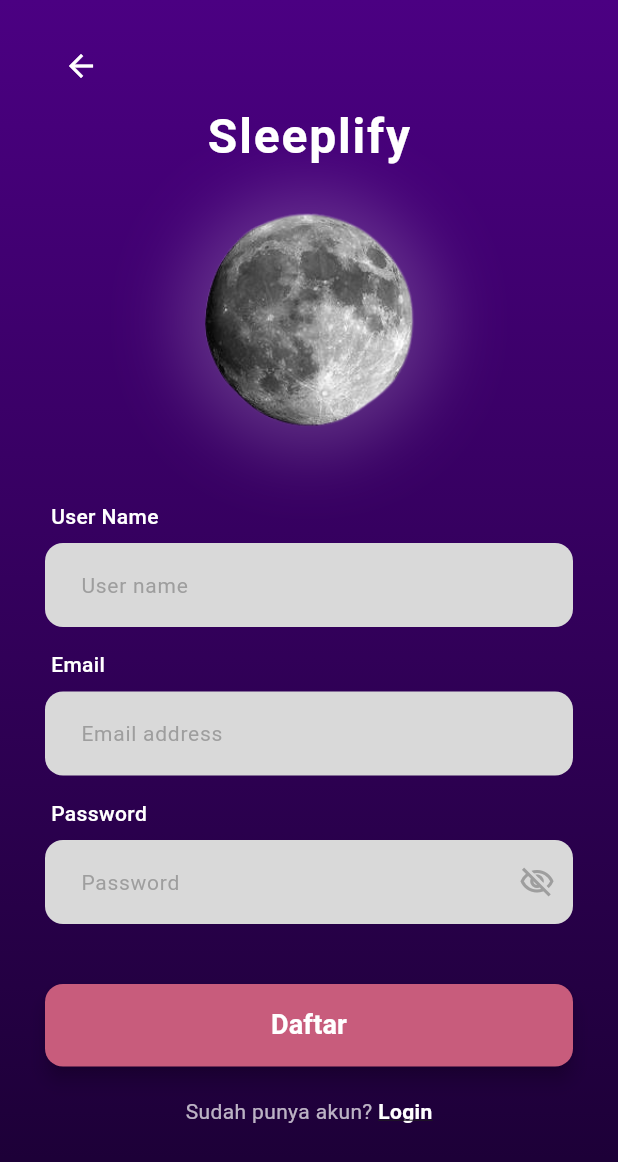
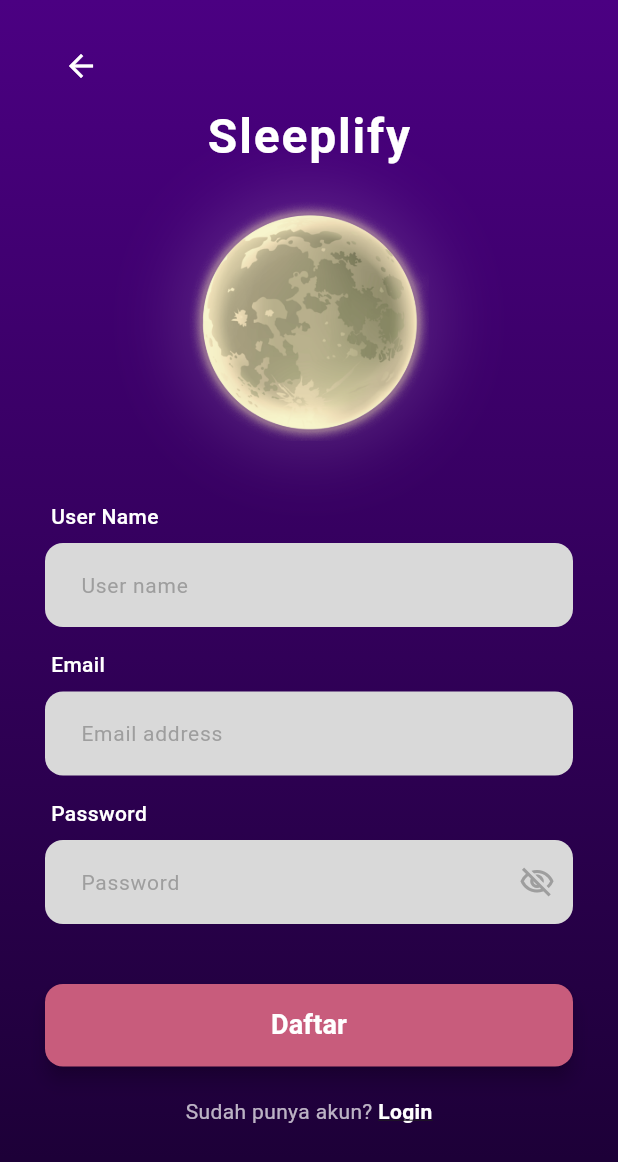
Before and after one commit to ardhidwi/Tugas-Ri, a Flutter app: the screen it shows after launch, after a tap on "Register", on a phone screen of 412 x 824 dp. Shown: the top 1162 px of the screen. Run offline on Flutter 3.47's test engine with Material 3 defaults, Android fonts, the phone set to English and light mode, and no system bars; our stand-ins replace audioplayers, cloud_firestore, firebase_analytics, firebase_auth, firebase_core, flutter_local_notifications and 2 more; missing offline and left inert: android_alarm_manager_plus, workmanager; accounts and stored records are empty.

Commit message:
update fix Sleepyfy

```diff
--- a/lib/main.dart
+++ b/lib/main.dart
@@ -1,8 +1,10 @@
 import 'dart:io';
 import 'package:flutter/material.dart';
 import 'package:get/get.dart';
-import 'package:firebase_core/firebase_core.dart'; // Tambahkan ini
-import 'package:firebase_auth/firebase_auth.dart'; // Tambahkan ini
+import 'package:firebase_core/firebase_core.dart';
+import 'package:firebase_auth/firebase_auth.dart';
+// 1. TAMBAHKAN IMPORT ANALYTICS
+import 'package:firebase_analytics/firebase_analytics.dart';
 import 'package:android_alarm_manager_plus/android_alarm_manager_plus.dart';
 import 'package:flutter_local_notifications/flutter_local_notifications.dart';
 import 'package:workmanager/workmanager.dart';
@@ -14,15 +16,12 @@ import 'views/song_picker_page.dart';
 import 'modules/profile/controllers/profile_controller.dart';
 import 'routes/app_routes.dart';
 
-// Inisialisasi plugin notifikasi secara global
 final FlutterLocalNotificationsPlugin flutterLocalNotificationsPlugin =
     FlutterLocalNotificationsPlugin();
 
-/// Fungsi ini berjalan di background saat waktu alarm tiba
 @pragma('vm:entry-point')
 void alarmCallback() async {
-  WidgetsFlutterBinding.ensureInitialized(); // Pastikan binding siap di isolate terpisah
-
+  WidgetsFlutterBinding.ensureInitialized();
   try {
     String laguPilihan = await StorageService.ambilLagu();
     await AudioService.putarLagu(laguPilihan);
@@ -58,20 +57,20 @@ void callbackDispatcher() {
 Future<void> main() async {
   WidgetsFlutterBinding.ensureInitialized();
 
-  // 1. INISIALISASI FIREBASE
+  // 2. INISIALISASI FIREBASE & ANALYTICS
   try {
     await Firebase.initializeApp();
+    // Mengaktifkan koleksi data analytics
+    await FirebaseAnalytics.instance.setAnalyticsCollectionEnabled(true);
   } catch (e) {
     print("Firebase init error: $e");
   }
 
-  // Inisialisasi Service Background (Hanya untuk Android)
   if (Platform.isAndroid) {
     await AndroidAlarmManager.initialize();
     await Workmanager().initialize(callbackDispatcher, isInDebugMode: false);
   }
 
-  // Inisialisasi Notifikasi
   const AndroidInitializationSettings androidInit =
       AndroidInitializationSettings('@mipmap/ic_launcher');
 
@@ -86,7 +85,6 @@ Future<void> main() async {
     print("Notifikasi tidak didukung: $e");
   }
 
-  // REGISTER PROFILE CONTROLLER GLOBAL
   Get.put(ProfileController(), permanent: true);
 
   runApp(const MyApp());
@@ -94,6 +92,12 @@ Future<void> main() async {
 
 class MyApp extends StatelessWidget {
   const MyApp({Key? key}) : super(key: key);
+
+  // 3. BUAT STATIC INSTANCE UNTUK ANALYTICS
+  static FirebaseAnalytics analytics = FirebaseAnalytics.instance;
+  static FirebaseAnalyticsObserver observer = FirebaseAnalyticsObserver(
+    analytics: analytics,
+  );
 
   @override
   Widget build(BuildContext context) {
@@ -106,9 +110,10 @@ class MyApp extends StatelessWidget {
         fontFamily: 'Roboto',
       ),
 
-      // 2. LOGIKA AUTO LOGIN
-      // Jika FirebaseAuth mendeteksi ada user yang aktif, langsung ke Dashboard.
-      // Jika tidak ada user, arahkan ke halaman Login.
+      // 4. TAMBAHKAN NAVIGATOR OBSERVER
+      // Ini akan mencatat otomatis setiap kali user pindah halaman
+      navigatorObservers: [observer],
+
       initialRoute: FirebaseAuth.instance.currentUser != null
           ? AppRoutes.DASHBOARD_STATISTIK_TIDUR
           : AppRoutes.LOGIN,
--- a/lib/modules/login/views/login_view.dart
+++ b/lib/modules/login/views/login_view.dart
@@ -4,7 +4,7 @@ import 'package:sleepify/routes/app_routes.dart';
 import '../controllers/login_controller.dart';
 
 class LoginView extends StatelessWidget {
-  // Inisialisasi controller menggunakan Get.put
+  // Inisialisasi controller
   final LoginController controller = Get.put(LoginController());
 
   LoginView({super.key});
@@ -42,7 +42,7 @@ class LoginView extends StatelessWidget {
                     ),
                     const SizedBox(height: 20),
 
-                    // Gambar Bulan (ASSETS)
+                    // --- BAGIAN LOGO LOKAL (MENGGANTIKAN IMAGE.NETWORK) ---
                     Container(
                       height: 160,
                       width: 160,
@@ -56,15 +56,13 @@ class LoginView extends StatelessWidget {
                           ),
                         ],
                       ),
-                      // Memanggil moon.png dari folder assets
                       child: Image.asset(
-                        'assets/images/moon.png', // Tambahkan /images/
+                        'assets/images/logo.png', // Aset lokal sesuai pubspec.yaml
                         fit: BoxFit.contain,
-                        errorBuilder: (context, error, stackTrace) {
-                          return const Icon(Icons.broken_image, size: 50, color: Colors.white);
-                        },
                       ),
                     ),
+
+                    // -------------------------------------------------------
                     const SizedBox(height: 40),
 
                     // Input Fields
@@ -108,7 +106,7 @@ class LoginView extends StatelessWidget {
                           child: Container(
                             padding: const EdgeInsets.symmetric(
                               horizontal: 8,
-                              vertical: 4,
+                              vertical: 2,
                             ),
                             decoration: BoxDecoration(
                               color: Colors.orange.shade400,
@@ -118,8 +116,7 @@ class LoginView extends StatelessWidget {
                               "Register",
                               style: TextStyle(
                                 color: Colors.white,
-                                fontSize: 12,
-                                fontWeight: FontWeight.bold,
+                                fontSize: 10,
                               ),
                             ),
                           ),
@@ -185,8 +182,7 @@ class LoginView extends StatelessWidget {
     );
   }
 
-  // --- Helper Widgets ---
-
+  // Helper UI
   Widget _buildLabel(String label) => Align(
     alignment: Alignment.centerLeft,
     child: Text(
--- a/lib/modules/register/views/register_view.dart
+++ b/lib/modules/register/views/register_view.dart
@@ -47,7 +47,7 @@ class RegisterView extends GetView<RegisterController> {
                   ),
                   const SizedBox(height: 20),
 
-                  // Ilustrasi Bulan
+                  // --- BAGIAN LOGO LOKAL ---
                   Center(
                     child: Container(
                       height: 160,
@@ -56,29 +56,25 @@ class RegisterView extends GetView<RegisterController> {
                         shape: BoxShape.circle,
                         boxShadow: [
                           BoxShadow(
-                            color: Colors.white.withOpacity(0.2),
+                            color: Colors.white.withOpacity(0.15),
                             blurRadius: 40,
                             spreadRadius: 5,
                           ),
                         ],
                       ),
-                        child: Image.asset(
-                        'assets/images/moon.png', // Tambahkan /images/
+                      child: Image.asset(
+                        'assets/images/logo.png', // Menggunakan aset lokal Anda
                         fit: BoxFit.contain,
-                        errorBuilder: (context, error, stackTrace) {
-                          return const Icon(Icons.broken_image, size: 50, color: Colors.white);
-                        },
+                        // Jika logo transparan, warna bayangan di atas akan memberi efek glow
                       ),
                     ),
                   ),
                   const SizedBox(height: 40),
 
-                  // FORM INPUT - Terhubung ke TextEditingController
                   _buildLabel("User Name"),
                   _buildTextField(
                     hint: "User name",
-                    controller:
-                        controller.usernameController, // Pakai Controller
+                    controller: controller.usernameController,
                   ),
                   const SizedBox(height: 15),
 
@@ -86,7 +82,7 @@ class RegisterView extends GetView<RegisterController> {
                   _buildTextField(
                     hint: "Email address",
                     keyboardType: TextInputType.emailAddress,
-                    controller: controller.emailController, // Pakai Controller
+                    controller: controller.emailController,
                   ),
                   const SizedBox(height: 15),
 
@@ -94,12 +90,10 @@ class RegisterView extends GetView<RegisterController> {
                   _buildTextField(
                     hint: "Password",
                     isPassword: true,
-                    controller:
-                        controller.passwordController, // Pakai Controller
+                    controller: controller.passwordController,
                   ),
                   const SizedBox(height: 40),
 
-                  // TOMBOL DAFTAR dengan Obx untuk memantau Loading
                   SizedBox(
                     width: double.infinity,
                     height: 55,
@@ -182,12 +176,12 @@ class RegisterView extends GetView<RegisterController> {
 
   Widget _buildTextField({
     required String hint,
-    required TextEditingController controller, // Gunakan TextEditingController
+    required TextEditingController controller,
     bool isPassword = false,
     TextInputType keyboardType = TextInputType.text,
   }) {
     return TextField(
-      controller: controller, // Hubungkan di sini
+      controller: controller,
       obscureText: isPassword,
       keyboardType: keyboardType,
       style: const TextStyle(color: Colors.black87),
--- a/pubspec.yaml
+++ b/pubspec.yaml
@@ -44,6 +44,7 @@ dependencies:
   shared_preferences: ^2.5.4
   firebase_auth: ^6.1.3
   cloud_firestore: ^6.1.1
+  firebase_analytics: ^12.1.0
 
 dev_dependencies:
   flutter_test:
@@ -62,7 +63,7 @@ dev_dependencies:
 # The following section is specific to Flutter packages.
 flutter:
   assets:
-    - assets/images/moon.png
+    - assets/images/logo.png
     - assets/audio/hujan.mp3
     - assets/audio/hutan.mp3
     - assets/audio/piano.mp3
```
Also changed, not shown: assets/images/logo.png (added), assets/images/moon.png (deleted), pubspec.lock, 22 other files. Lines whose indentation alone changed are shown as unchanged.
